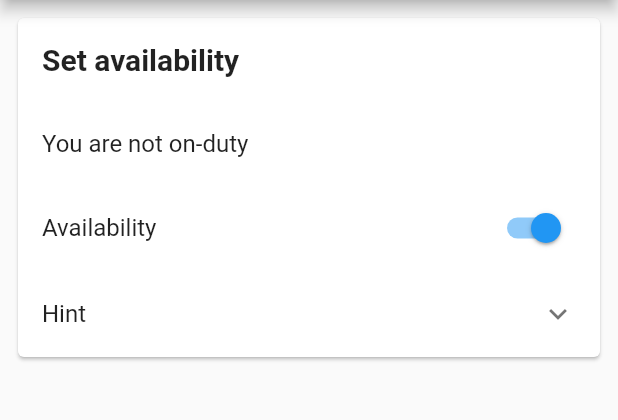
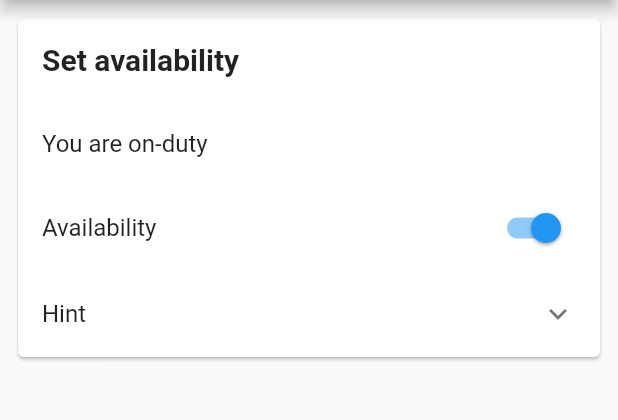
Before and after one commit to igomezal/en_garde, a Flutter app: the screen it shows after launch, after a tap on "Availability", on a phone screen of 412 x 824 dp, the part 84-504 px from its top. Run offline on Flutter 3.47's test engine with Material 2 defaults, Android fonts, the phone set to English and light mode, and no system bars; our stand-ins replace intl_phone_field; missing offline and left inert: phone_number.

Commit message:
feat: use provider to update availability

```diff
--- a/lib/main.dart
+++ b/lib/main.dart
@@ -1,12 +1,19 @@
+import 'package:en_garde_flutter/models/EnGardeModel.dart';
 import 'package:flutter/material.dart';
 import 'package:en_garde_flutter/views/Dashboard.dart';
 import 'package:en_garde_flutter/views/Profile.dart';
 import 'package:en_garde_flutter/views/Notifications.dart';
+import 'package:provider/provider.dart';
 
 import 'icons/en_garde_flutter_icons.dart';
 
 void main() {
-  runApp(MyApp());
+  runApp(MultiProvider(
+    providers: [
+      ChangeNotifierProvider(create: (context) => EnGardeModel()),
+    ],
+    child: MyApp(),
+  ));
 }
 
 class MyApp extends StatelessWidget {
--- /dev/null
+++ b/lib/models/EnGardeModel.dart
@@ -0,0 +1,19 @@
+import 'package:flutter/material.dart';
+
+class EnGardeModel extends ChangeNotifier {
+  bool _availability = false;
+  bool _onDuty = true;
+
+  bool get availability => _availability;
+  bool get onDuty => _onDuty;
+
+  void changeAvailability(bool availability) {
+    _availability = availability;
+    notifyListeners();
+  }
+
+  void changeOnDuty(bool onDuty) {
+    _onDuty = onDuty;
+    notifyListeners();
+  }
+}
--- a/lib/widgets/Availability.dart
+++ b/lib/widgets/Availability.dart
@@ -1,4 +1,6 @@
+import 'package:en_garde_flutter/models/EnGardeModel.dart';
 import 'package:flutter/material.dart';
+import 'package:provider/provider.dart';
 
 class AvailabilityWidget extends StatefulWidget {
   @override
@@ -6,8 +8,6 @@ class AvailabilityWidget extends StatefulWidget {
 }
 
 class _AvailabilityState extends State<AvailabilityWidget> {
-  bool _availabilityStatus = false;
-
   @override
   Widget build(BuildContext context) {
     return Card(
@@ -19,16 +19,24 @@ class _AvailabilityState extends State<AvailabilityWidget> {
               style: TextStyle(fontSize: 20, fontWeight: FontWeight.bold),
             ),
           ),
-          const ListTile(
-            title: Text('You are not on-duty'),
-          ),
-          SwitchListTile(
-            title: const Text('Availability'),
-            value: _availabilityStatus,
-            onChanged: _onAvailabilityChanged,
-          ),
+          Consumer<EnGardeModel>(builder: (context, enGarde, child) {
+            return ListTile(
+              title: Text(enGarde.onDuty
+                  ? 'You are on-duty'
+                  : 'You are not on-duty'),
+            );
+          }),
+          Consumer<EnGardeModel>(builder: (context, enGarde, child) {
+            return SwitchListTile(
+              title: const Text('Availability'),
+              value: enGarde.availability,
+              onChanged: enGarde.onDuty ? (bool value) {
+                enGarde.changeAvailability(value);
+              } : null,
+            );
+          }),
           ExpansionTile(
-            title: Text('Hint'),
+            title: const Text('Hint'),
             children: [
               Container(
                   padding: EdgeInsets.fromLTRB(10, 0, 10, 10),
@@ -42,10 +50,4 @@ class _AvailabilityState extends State<AvailabilityWidget> {
       ),
     );
   }
-
-  _onAvailabilityChanged(bool value) {
-    setState(() {
-      _availabilityStatus = value;
-    });
-  }
 }
--- a/pubspec.yaml
+++ b/pubspec.yaml
@@ -25,6 +25,7 @@ dependencies:
     sdk: flutter
   intl_phone_field: ^1.3.0
   phone_number: ^0.6.2+4
+  provider: ^4.3.2+2
 
 
   # The following adds the Cupertino Icons font to your application.
```
